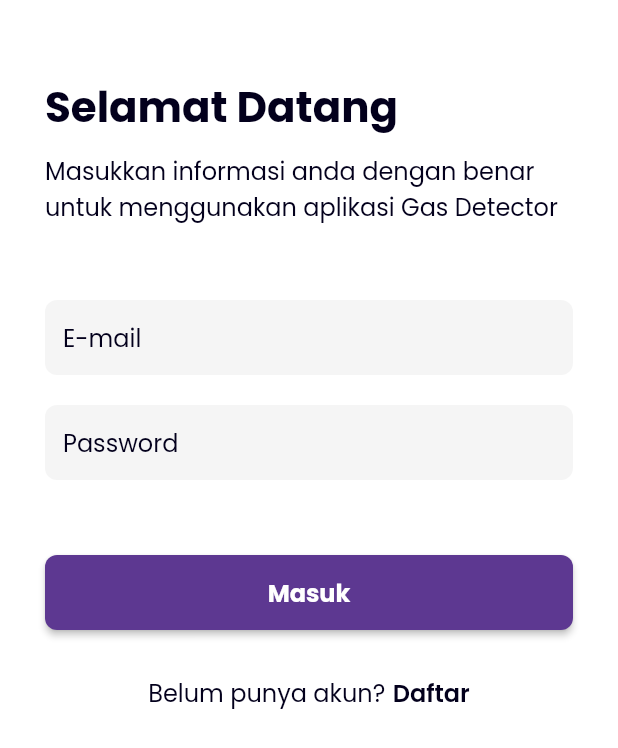
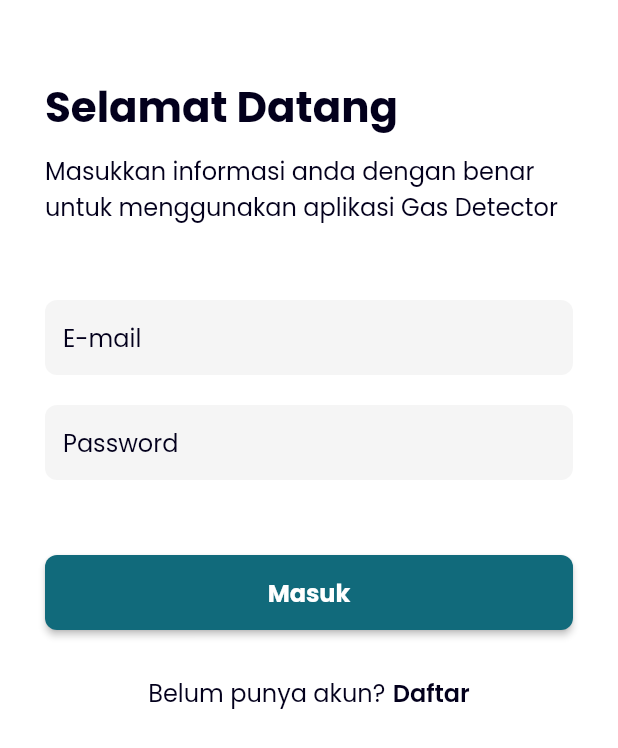
Before and after one commit to notsatria/airoo, a Flutter app: the screen it shows after launch, on a phone screen of 412 x 824 dp. Shown: the top 748 px of the screen. Run offline on Flutter 3.47's test engine with Material 2 defaults, Android fonts, the phone set to English and light mode, and no system bars; our stand-ins replace firebase_core, firebase_database, google_fonts, syncfusion_flutter_gauges; accounts and stored records are empty.

Commit message:
Changed app color style

```diff
--- a/lib/theme.dart
+++ b/lib/theme.dart
@@ -3,8 +3,8 @@ import 'package:google_fonts/google_fonts.dart';
 
 double defaultMargin = 30.0;
 
-Color primaryColor = const Color(0xff5D3891);
-Color secondaryColor = const Color(0xffF99417);
+Color primaryColor = const Color(0xff116A7B);
+Color secondaryColor = const Color(0xffC2DEDC);
 Color alertColor = const Color(0xffED6363);
 
 // Mostly semua halaman pake background color ini
```
